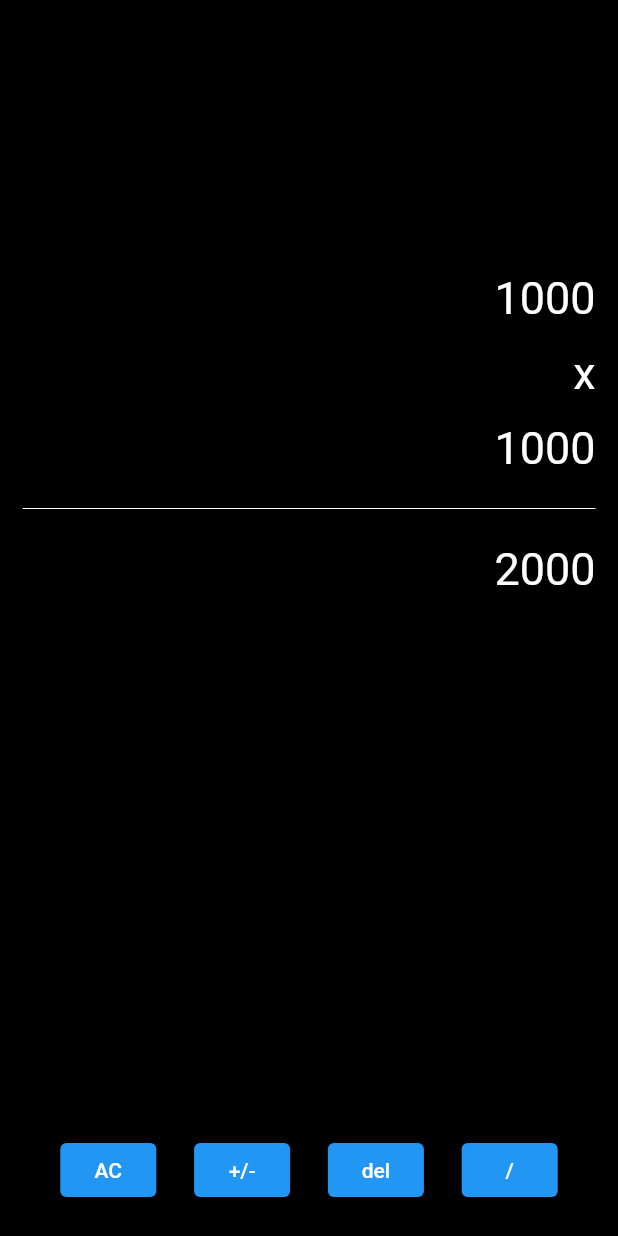
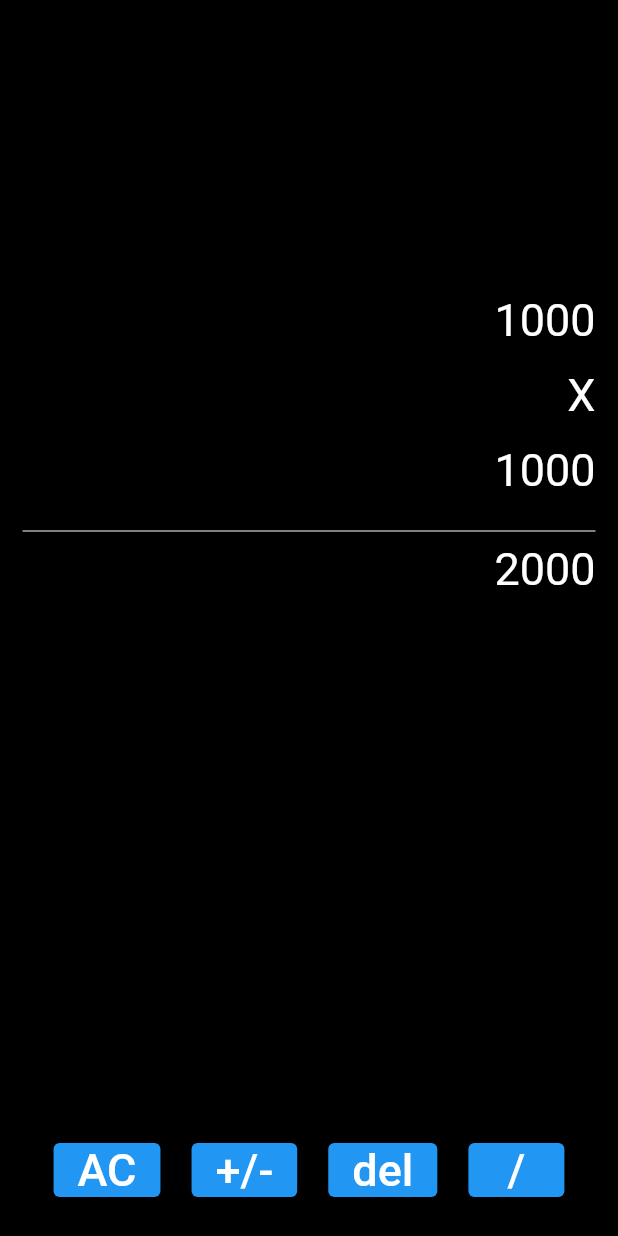
Before and after one commit to noemk2/calculadora_flutter, a Flutter app: the screen it shows after launch, on a phone screen of 412 x 824 dp. Run offline on Flutter 3.47's test engine with Material 2 defaults, Android fonts, the light colour scheme and no system bars.

Commit message:
final prototype 2

```diff
--- a/lib/screens/calculadora_screen.dart
+++ b/lib/screens/calculadora_screen.dart
@@ -1,10 +1,12 @@
 import 'package:flutter/material.dart';
+import 'package:flutter_calculadora/widgets/calc_button.dart';
+import 'package:flutter_calculadora/widgets/main_result.dart';
+import 'package:flutter_calculadora/widgets/sub_result.dart';
 
 class CalculatorScreen extends StatelessWidget {
   @override
   Widget build(BuildContext context) {
     return Scaffold(
-      //key: scaffoldKey,
       backgroundColor: Colors.black,
       body: SafeArea(
         child: Align(
@@ -25,37 +27,13 @@
                       mainAxisAlignment: MainAxisAlignment.end,
                       crossAxisAlignment: CrossAxisAlignment.end,
                       children: [
-                        Padding(
-                          padding: EdgeInsets.fromLTRB(0, 0, 0, 15),
-                          child: Text(
-                            '1000',
-                            style: TextStyle(fontSize: 30, color: Colors.white),
-                          ),
-                        ),
-                        Padding(
-                          padding: EdgeInsets.fromLTRB(0, 0, 0, 15),
-                          child: Text(
-                            'x',
-                            style: TextStyle(fontSize: 30, color: Colors.white),
-                          ),
-                        ),
-                        Padding(
-                          padding: EdgeInsets.fromLTRB(0, 0, 0, 15),
-                          child: Text(
-                            '1000',
-                            style: TextStyle(fontSize: 30, color: Colors.white),
-                          ),
-                        ),
+                        SubResult(text: '1000'),
+                        SubResult(text: 'X'),
+                        SubResult(text: '1000'),
                         Divider(
                           color: Colors.white,
                         ),
-                        Padding(
-                          padding: EdgeInsets.fromLTRB(0, 15, 0, 15),
-                          child: Text(
-                            '2000',
-                            style: TextStyle(fontSize: 30, color: Colors.white),
-                          ),
-                        )
+                        MainResultText(text: '2000'),
                       ],
                     ),
                   ),
@@ -75,29 +53,29 @@
                             mainAxisAlignment: MainAxisAlignment.spaceEvenly,
                             crossAxisAlignment: CrossAxisAlignment.start,
                             children: [
-                              ElevatedButton(
+                              CalculatorButton(
                                 onPressed: () {
                                   print('Button pressed ...');
                                 },
-                                child: Text('AC'),
+                                text: 'AC',
                               ),
-                              ElevatedButton(
+                              CalculatorButton(
                                 onPressed: () {
                                   print('Button pressed ...');
                                 },
-                                child: Text('+/-'),
+                                text: '+/-',
                               ),
-                              ElevatedButton(
+                              CalculatorButton(
                                 onPressed: () {
                                   print('Button pressed ...');
                                 },
-                                child: Text('del'),
+                                text: 'del',
                               ),
-                              ElevatedButton(
+                              CalculatorButton(
                                 onPressed: () {
                                   print('Button pressed ...');
                                 },
-                                child: Text('/'),
+                                text: '/',
                               )
                             ],
                           ),
--- /dev/null
+++ b/lib/widgets/calc_button.dart
@@ -0,0 +1,26 @@
+import 'package:flutter/material.dart';
+
+class CalculatorButton extends StatelessWidget {
+  final bool big;
+  final String text;
+  final Function onPressed;
+
+  const CalculatorButton(
+      {Key? key, this.big = false, required this.text, required this.onPressed})
+      : super(key: key);
+
+  @override
+  Widget build(BuildContext context) {
+    return Container(
+      child: ElevatedButton(
+        onPressed: () {
+          print('Button pressed ...');
+        },
+        child: Text(
+          this.text,
+          style: TextStyle(fontSize: 30, color: Colors.white),
+        ),
+      ),
+    );
+  }
+}
--- /dev/null
+++ b/lib/widgets/main_result.dart
@@ -0,0 +1,18 @@
+import 'package:flutter/material.dart';
+
+class MainResultText extends StatelessWidget {
+  final String text;
+
+  const MainResultText({Key? key, required this.text}) : super(key: key);
+
+  @override
+  Widget build(BuildContext context) {
+    return Padding(
+      padding: EdgeInsets.fromLTRB(0, 0, 0, 15),
+      child: Text(
+        this.text,
+        style: TextStyle(fontSize: 30, color: Colors.white),
+      ),
+    );
+  }
+}
--- /dev/null
+++ b/lib/widgets/sub_result.dart
@@ -0,0 +1,17 @@
+import 'package:flutter/material.dart';
+
+class SubResult extends StatelessWidget {
+  final String text;
+
+  const SubResult({Key? key, required this.text}) : super(key: key);
+  @override
+  Widget build(BuildContext context) {
+    return Padding(
+      padding: EdgeInsets.fromLTRB(0, 0, 0, 15),
+      child: Text(
+        this.text,
+        style: TextStyle(fontSize: 30, color: Colors.white),
+      ),
+    );
+  }
+}
```
